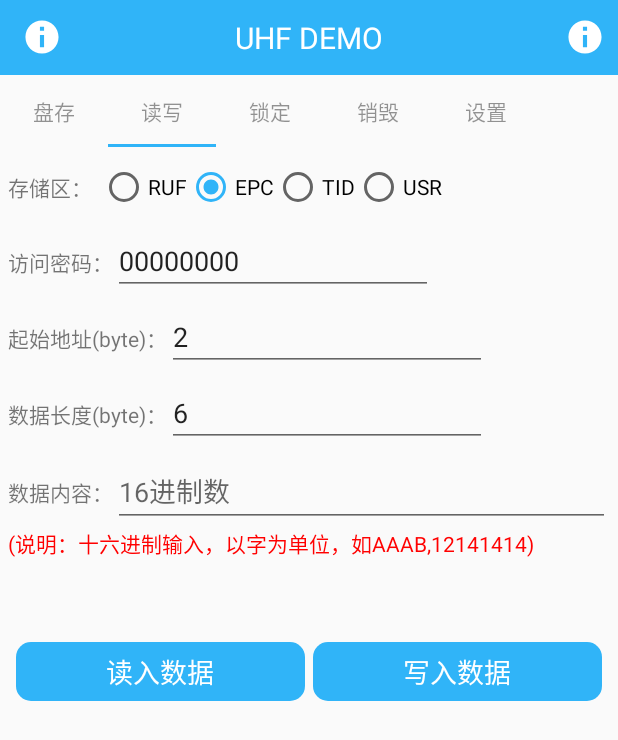
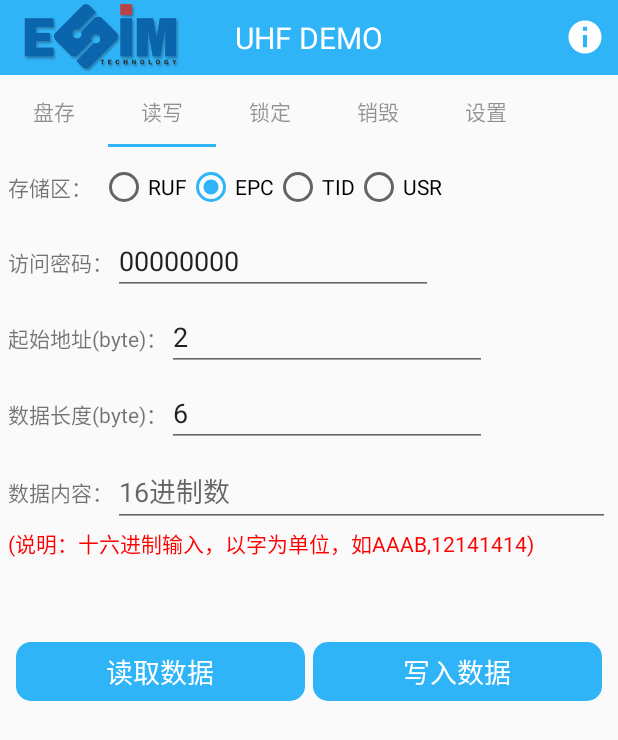
Before and after one commit to yhmatg/H600Demo, an Android app: the screen it shows after launch (MainActivity), tab 2 chosen, on a phone screen of 412 x 824 dp. Shown: the top 740 px of the screen. Run offline under Robolectric (Android 15) with nearby library versions, the phone set to English and light mode, and no system bars; our stand-ins replace ButterKnife; libraries missing offline, so code that uses them is left out: android.serialport, com.xuexiang.xlog; 6 statements that could not run were skipped.

Commit message:
modify some features

```diff
--- a/app/src/main/java/com/android/uhfdemo/InventoryFragment.java
+++ b/app/src/main/java/com/android/uhfdemo/InventoryFragment.java
@@ -305,10 +305,9 @@ public class InventoryFragment extends BaseFragment {
 
     @Override
     public void onDestroy(){
+        stopInventory();
+        mainActivity.unregisterReceiver(receiver);
         super.onDestroy();
-        loopFlag = false;
-        mDriver.stopRead();
-        mainActivity.unregisterReceiver(receiver);
     }
 
     public void startOrStopScan(){
@@ -347,5 +346,4 @@ public class InventoryFragment extends BaseFragment {
         }
     }
 
-
 }
--- a/app/src/main/java/com/android/uhfdemo/MainActivity.java
+++ b/app/src/main/java/com/android/uhfdemo/MainActivity.java
@@ -191,6 +191,11 @@ public class MainActivity extends AppCompatActivity {
     @Override
     protected void onDestroy() {
         super.onDestroy();
+        try {
+            newUHFDeviceControl.PowerOffDevice();
+        } catch (IOException e) {
+            e.printStackTrace();
+        }
         if (unBinder != null && unBinder != Unbinder.EMPTY) {
             unBinder.unbind();
             unBinder = null;
@@ -210,4 +215,5 @@ public class MainActivity extends AppCompatActivity {
         }
         return super.onKeyDown(keyCode, event);
     }
+
 }
--- a/app/src/main/res/layout/activity_main.xml
+++ b/app/src/main/res/layout/activity_main.xml
@@ -32,7 +32,7 @@
         android:id="@+id/toolbar"
         android:layout_width="match_parent"
         android:layout_height="50dp"
-        app:logo="@drawable/info"
+        app:logo="@mipmap/app_icon"
         android:theme="@style/MyToolbarTheme"
         app:popupTheme="@style/OverFlowMenuTheme"
         android:background="?attr/colorPrimary">
--- a/app/src/main/res/layout/activity_settings.xml
+++ b/app/src/main/res/layout/activity_settings.xml
@@ -277,6 +277,8 @@
                 android:layout_height="wrap_content"
                 android:layout_marginTop="5dp"
                 android:gravity="center_vertical"
+                android:focusable="true"
+                android:focusableInTouchMode="true"
                 android:orientation="horizontal">
 
                 <TextView
@@ -315,6 +317,8 @@
                 android:layout_width="match_parent"
                 android:layout_height="wrap_content"
                 android:layout_marginTop="5dp"
+                android:focusable="true"
+                android:focusableInTouchMode="true"
                 android:orientation="horizontal">
 
                 <TextView
--- a/app/src/main/res/values/strings.xml
+++ b/app/src/main/res/values/strings.xml
@@ -15,7 +15,7 @@
     <string name="sound">声音提示</string>
     <string name="tag_num">标签数量：</string>
     <string name="read_num">读取次数：</string>
-    <string name="ascii_char">ASCII字符</string>
+    <string name="ascii_char">16进制显示</string>
     <string name="scann_start">开始扫描</string>
     <string name="scann_stop">停止扫描</string>
     <string name="clear_card">清空显示</string>
@@ -35,7 +35,7 @@
     <string name="data_content">数据内容：</string>
     <string name="data_type">16进制数</string>
     <string name="data_description">(说明：十六进制输入，以字为单位，如AAAB,12141414)</string>
-    <string name="read_data">读入数据</string>
+    <string name="read_data">读取数据</string>
     <string name="write_data">写入数据</string>
     <string name="read_failed">读取失败</string>
     <string name="read_suc">读取成功</string>
@@ -92,4 +92,5 @@
     <string name="not_get_storage_permission">请先获取存储空间权限！</string>
     <string name="update_success">升级成功！</string>
     <string name="update_failed">升级失败！</string>
+    <string name="update_error">升级错误！</string>
 </resources>
```
Also changed, not shown: app/src/main/java/com/android/uhfdemo/SettingsFragment.java (+8 -3 lines), 2 other files.
